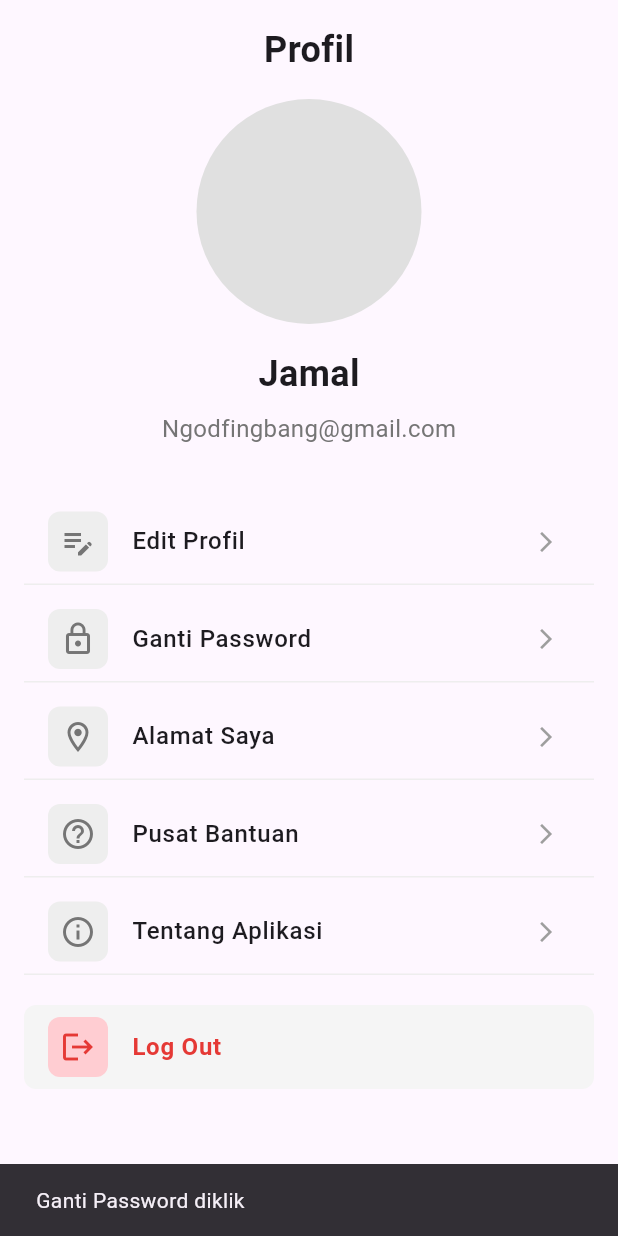
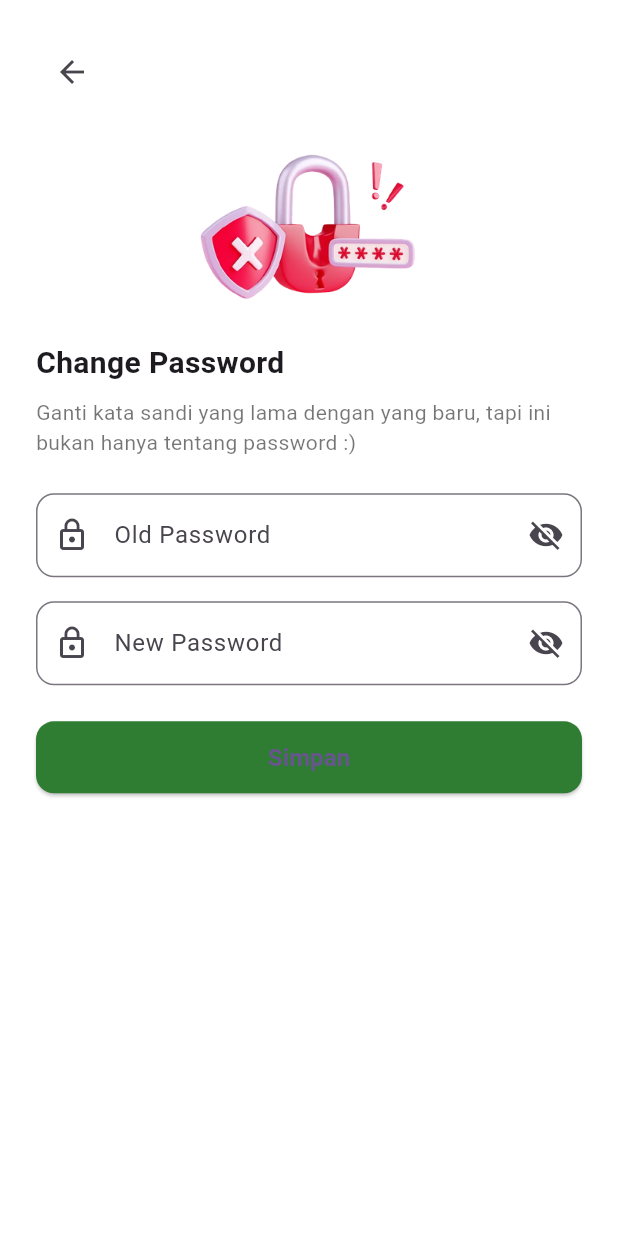
Before and after one commit to Hanz26456/project_mobilesemester4, a Flutter app: the ProfileScreen screen opened directly, after a tap on "Ganti Password", on a phone screen of 412 x 824 dp. Run offline on Flutter 3.47's test engine with Material 3 defaults, Android fonts, the phone set to English and light mode, and no system bars; our stand-ins replace flutter_svg, pdf, printing, shared_preferences; accounts and stored records are empty.

Commit message:
ubah password

```diff
--- a/lib/data/services/config.dart
+++ b/lib/data/services/config.dart
@@ -2,6 +2,6 @@
 
 class Config {
   static const String baseUrl =
-      "http://192.168.255.129:8000/api"; // Pastikan URL benar
+      "http://192.168.39.96:8000/api"; // Pastikan URL benar
 
 }
--- /dev/null
+++ b/lib/views/fitur dalam/changepassword.dart
@@ -0,0 +1,206 @@
+import 'dart:convert';
+import 'package:flutter/material.dart';
+import 'package:http/http.dart' as http;
+import 'package:shared_preferences/shared_preferences.dart';
+import '../../data/services/config.dart';
+import '../fitur/profil.dart';// Pastikan Config.baseUrl sudah benar
+
+class ChangePassword extends StatefulWidget {
+  const ChangePassword({super.key});
+
+  @override
+  State<ChangePassword> createState() => _ChangePasswordState();
+}
+
+class _ChangePasswordState extends State<ChangePassword> {
+  final TextEditingController oldPasswordController = TextEditingController();
+  final TextEditingController newPasswordController = TextEditingController();
+
+  bool obscureOld = true;
+  bool obscureNew = true;
+
+  void _changePassword() async {
+    final oldPassword = oldPasswordController.text.trim();
+    final newPassword = newPasswordController.text.trim();
+
+    if (oldPassword.isEmpty || newPassword.isEmpty) {
+      _showDialog("Gagal", "Semua kolom wajib diisi.", false);
+      return;
+    }
+
+    if (newPassword.length < 6) {
+      _showDialog("Gagal", "Password baru minimal 6 karakter.", false);
+      return;
+    }
+
+    final prefs = await SharedPreferences.getInstance();
+    final token = prefs.getString('token'); // Harus disimpan saat login
+
+    if (token == null) {
+      _showDialog(
+        "Gagal",
+        "Token tidak ditemukan. Silakan login ulang.",
+        false,
+      );
+      return;
+    }
+
+    final url = Uri.parse('${Config.baseUrl}/change-password');
+
+    try {
+      final response = await http.post(
+        url,
+        headers: {
+          'Content-Type': 'application/json',
+          'Authorization': 'Bearer $token',
+        },
+        body: jsonEncode({
+          'old_password': oldPassword,
+          'new_password': newPassword,
+        }),
+      );
+
+      final data = jsonDecode(response.body);
+
+      if (response.statusCode == 200) {
+        _showDialog("Berhasil", "Password berhasil diubah.", true);
+      } else if (response.statusCode == 400) {
+        _showDialog("Gagal", data['message'] ?? 'Password lama salah.', false);
+      } else if (response.statusCode == 422) {
+        final errors = data['errors'] ?? {};
+        final firstError =
+            errors.values.isNotEmpty
+                ? errors.values.first[0]
+                : 'Validasi gagal.';
+        _showDialog("Gagal", firstError, false);
+      } else {
+        _showDialog("Gagal", data['message'] ?? 'Terjadi kesalahan.', false);
+      }
+    } catch (e) {
+      _showDialog("Gagal", "Gagal terhubung ke server.", false);
+    }
+  }
+
+  void _showDialog(String title, String message, bool success) {
+    showDialog(
+      context: context,
+      builder:
+          (context) => AlertDialog(
+            title: Text(title),
+            content: Text(message),
+            actions: [
+              TextButton(
+                child: const Text('OK'),
+                onPressed: () {
+                  Navigator.of(context).pop(); // Tutup dialog
+                  Navigator.pushReplacement(
+                    context,
+                    MaterialPageRoute(
+                      builder: (context) => const ProfileScreen(),
+                    ),
+                  );
+                },
+              ),
+            ],
+          ),
+    );
+  }
+
+  @override
+  Widget build(BuildContext context) {
+    return Scaffold(
+      backgroundColor: Colors.white,
+      body: SafeArea(
+        child: Padding(
+          padding: const EdgeInsets.all(24.0),
+          child: Column(
+            crossAxisAlignment: CrossAxisAlignment.start,
+            children: [
+              IconButton(
+                icon: const Icon(Icons.arrow_back),
+                onPressed: () => Navigator.pop(context),
+              ),
+              const SizedBox(height: 16),
+              Center(
+                child: Image.asset(
+                  'assets/images/cpssword.png',
+                  width: 180,
+                  errorBuilder: (context, error, stackTrace) {
+                    return const Text(
+                      'Gambar tidak ditemukan',
+                      style: TextStyle(color: Colors.red),
+                    );
+                  },
+                ),
+              ),
+              const SizedBox(height: 24),
+              const Text(
+                'Change Password',
+                style: TextStyle(fontSize: 20, fontWeight: FontWeight.bold),
+              ),
+              const SizedBox(height: 8),
+              const Text(
+                'Ganti kata sandi yang lama dengan yang baru, tapi ini bukan hanya tentang password :)',
+                style: TextStyle(color: Colors.black54),
+              ),
+              const SizedBox(height: 24),
+              TextField(
+                controller: oldPasswordController,
+                obscureText: obscureOld,
+                decoration: InputDecoration(
+                  prefixIcon: const Icon(Icons.lock_outline),
+                  suffixIcon: IconButton(
+                    icon: Icon(
+                      obscureOld ? Icons.visibility_off : Icons.visibility,
+                    ),
+                    onPressed: () => setState(() => obscureOld = !obscureOld),
+                  ),
+                  hintText: 'Old Password',
+                  border: OutlineInputBorder(
+                    borderRadius: BorderRadius.circular(12),
+                  ),
+                ),
+              ),
+              const SizedBox(height: 16),
+              TextField(
+                controller: newPasswordController,
+                obscureText: obscureNew,
+                decoration: InputDecoration(
+                  prefixIcon: const Icon(Icons.lock_outline),
+                  suffixIcon: IconButton(
+                    icon: Icon(
+                      obscureNew ? Icons.visibility_off : Icons.visibility,
+                    ),
+                    onPressed: () => setState(() => obscureNew = !obscureNew),
+                  ),
+                  hintText: 'New Password',
+                  border: OutlineInputBorder(
+                    borderRadius: BorderRadius.circular(12),
+                  ),
+                ),
+              ),
+              const SizedBox(height: 24),
+              SizedBox(
+                width: double.infinity,
+                height: 48,
+                child: ElevatedButton(
+                  style: ElevatedButton.styleFrom(
+                    backgroundColor: const Color(0xFF2E7D32),
+                    shape: RoundedRectangleBorder(
+                      borderRadius: BorderRadius.circular(12),
+                    ),
+                  ),
+                  onPressed: _changePassword,
+                  child: const Text(
+                    'Simpan',
+                    style: TextStyle(fontSize: 16, fontWeight: FontWeight.bold),
+                  ),
+                ),
+              ),
+            ],
+          ),
+        ),
+      ),
+    );
+  }
+}
--- a/lib/views/fitur dalam/detailpesanan.dart
+++ b/lib/views/fitur dalam/detailpesanan.dart
@@ -9,7 +9,7 @@ import '../../widgets/primary_button.dart';
 class OrderDetailsScreen extends StatefulWidget {
   final OrderResponse order;
 
-  const OrderDetailsScreen({Key? key, required this.order}) : super(key: key);
+  const OrderDetailsScreen({super.key, required this.order});
 
   @override
   State<OrderDetailsScreen> createState() => _OrderDetailsScreenState();
@@ -299,7 +299,7 @@ Future<void> _printTransactionReceipt() async {
                       ),
                     ],
                   );
-                }).toList(),
+                }),
               ],
             ),
 
--- a/lib/views/fitur dalam/servicespage.dart
+++ b/lib/views/fitur dalam/servicespage.dart
@@ -6,7 +6,7 @@ import '../fitur dalam/pesanlayanan.dart';
 class ServicePage extends StatelessWidget {
   final ServiceModel service;
 
-  const ServicePage({Key? key, required this.service}) : super(key: key);
+  const ServicePage({super.key, required this.service});
 
   @override
   Widget build(BuildContext context) {
--- a/lib/views/fitur/profil.dart
+++ b/lib/views/fitur/profil.dart
@@ -1,5 +1,6 @@
 import 'package:flutter/material.dart';
 import '../auth/login.dart';
+import '../fitur dalam/changepassword.dart';
 
 class ProfileScreen extends StatelessWidget {
   const ProfileScreen({super.key});
@@ -73,9 +74,11 @@ class ProfileScreen extends StatelessWidget {
                   'Ganti Password',
                   Icons.lock_outline,
                   () {
-                    // Navigate to change password
-                    ScaffoldMessenger.of(context).showSnackBar(
-                      const SnackBar(content: Text('Ganti Password diklik')),
+                    Navigator.push(
+                      context,
+                      MaterialPageRoute(
+                        builder: (context) => const ChangePassword(),
+                      ),
                     );
                   },
                 ),
@@ -145,9 +148,12 @@ class ProfileScreen extends StatelessWidget {
                       onTap: () {
                         showDialog(
                           context: context,
-          builder: (context) => AlertDialog(
+                          builder:
+                              (context) => AlertDialog(
                                 title: const Text('Konfirmasi'),
-            content: const Text('Apakah Anda yakin ingin keluar?'),
+                                content: const Text(
+                                  'Apakah Anda yakin ingin keluar?',
+                                ),
                                 actions: [
                                   TextButton(
                                     onPressed: () => Navigator.pop(context),
@@ -158,7 +164,9 @@ class ProfileScreen extends StatelessWidget {
                                       Navigator.pop(context); // Tutup dialog
 
                                       // Tampilkan snackbar
-                  ScaffoldMessenger.of(context).showSnackBar(
+                                      ScaffoldMessenger.of(
+                                        context,
+                                      ).showSnackBar(
                                         const SnackBar(
                                           content: Text('Berhasil logout'),
                                         ),
@@ -168,7 +176,9 @@ class ProfileScreen extends StatelessWidget {
                                       Navigator.pushReplacement(
                                         context,
                                         MaterialPageRoute(
-                      builder: (context) => LoginScreen(), // Ganti LoginPage dengan nama file login kamu
+                                          builder:
+                                              (context) =>
+                                                  LoginScreen(), // Ganti LoginPage dengan nama file login kamu
                                         ),
                                       );
                                     },
@@ -186,7 +196,6 @@ class ProfileScreen extends StatelessWidget {
                     ),
                   ),
                 ),
-
 
                 // Menghapus Spacer() yang menyebabkan overflow
               ],
```
Also changed, not shown: lib/data/services/auth_service.dart (+11 -8 lines), lib/views/auth/login.dart (+21 -5 lines), assets/images/cpssword.png (added). Lines whose indentation alone changed are shown as unchanged.
